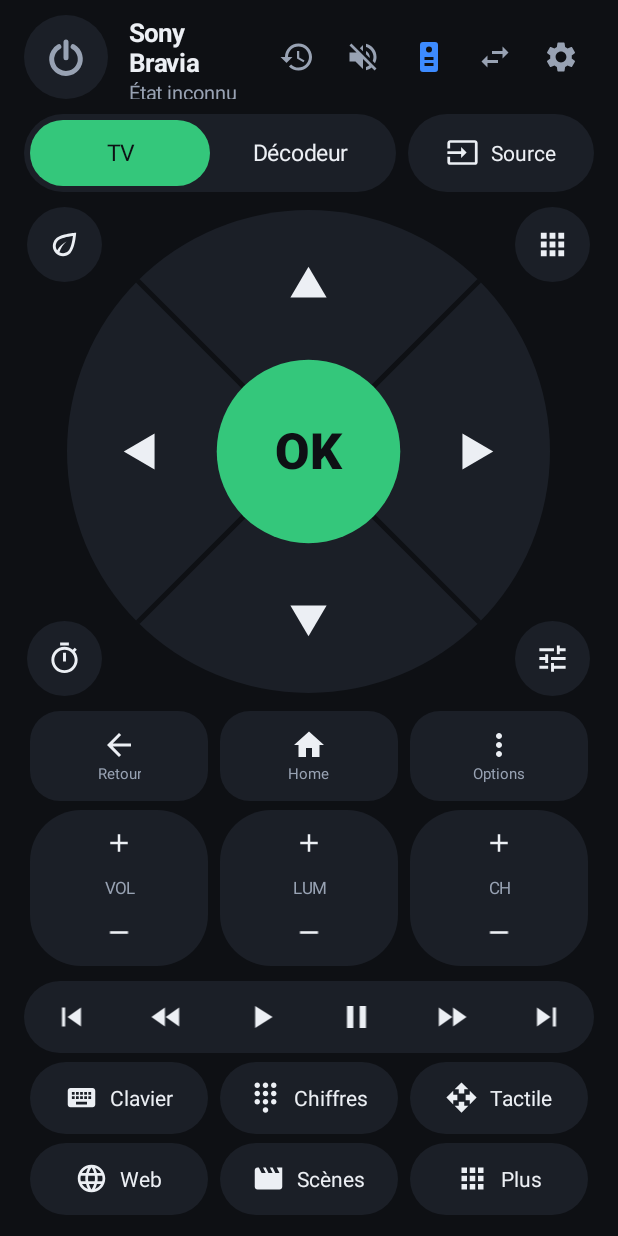
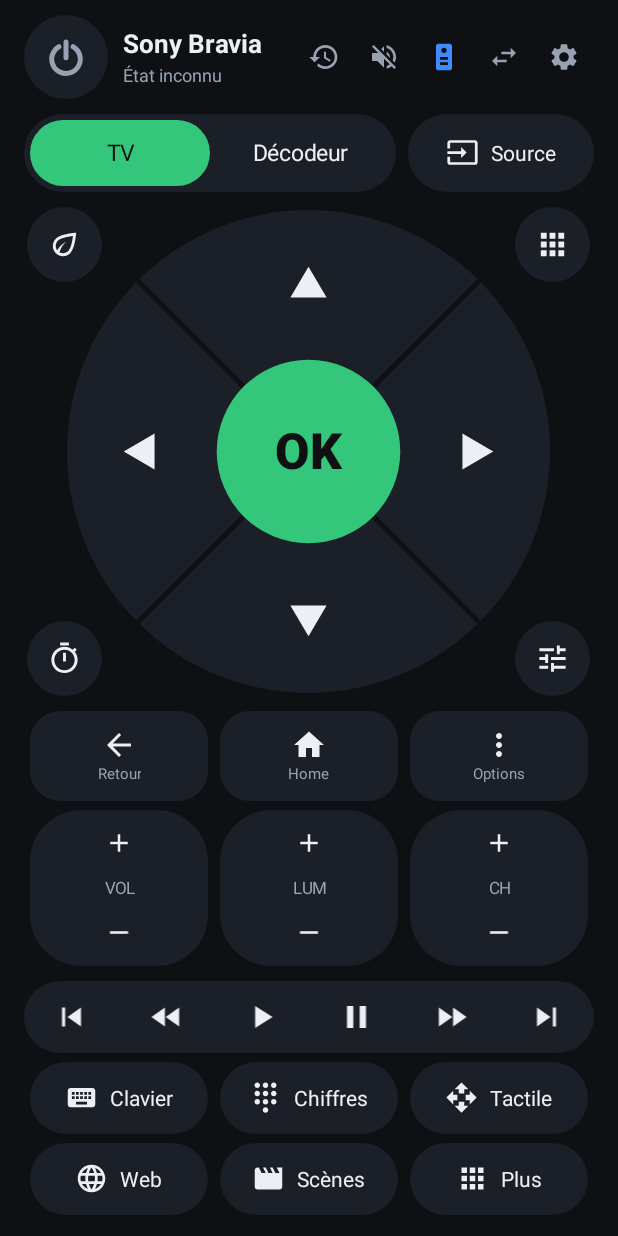
Before and after one commit to olivierharchies-sys/eco-tv-sony, an Android app: the screen it shows after launch (RemoteActivity), after a tap on "Ouvrir la télécommande", on a phone screen of 412 x 824 dp. Run offline under Robolectric (Android 15) with nearby library versions, the phone set to English and light mode, and no system bars; 1 statement that could not run was skipped; 2 other taps on this screen came first.

Commit message:
Mise à jour depuis le téléphone

```diff
--- a/app/build.gradle.kts
+++ b/app/build.gradle.kts
@@ -11,8 +11,8 @@ android {
         applicationId = "com.example.braviaeco"
         minSdk = 24
         targetSdk = 34
-        versionCode = 47
-        versionName = "2.37"
+        versionCode = 50
+        versionName = "2.40"
     }
 
     // Clé de signature fixe (fichier app/debug.keystore) : chaque compilation produit un APK
--- a/app/src/main/java/com/example/braviaeco/Decoder.kt
+++ b/app/src/main/java/com/example/braviaeco/Decoder.kt
@@ -26,7 +26,12 @@ object Decoder {
         "Netflix" to "com.netflix.ninja",
         "YouTube" to "com.google.android.youtube.tv",
         "Prime Video" to "com.amazon.amazonvideo.livingroom",
-        "Disney+" to "com.disney.disneyplus"
+        "Disney+" to "com.disney.disneyplus",
+        "Auvio" to "be.rtbf.auvio",
+        "RTL play" to "com.tapptic.rtl.tvi",
+        "VRT MAX" to "be.vrt.vrtnu",
+        "VTM GO" to "be.vmma.vtm.zenderapp",
+        "Streamz" to "be.dpgmedia.streamz"
     )
 
     fun appLabel(link: String): String = KNOWN_APPS.firstOrNull { it.second == link }?.first ?: link
--- a/app/src/main/java/com/example/braviaeco/RemoteActivity.kt
+++ b/app/src/main/java/com/example/braviaeco/RemoteActivity.kt
@@ -27,6 +27,7 @@ class RemoteActivity : Activity() {
     private lateinit var actions: TvActions
     private lateinit var shortcuts: AppShortcuts
     private lateinit var power: PowerButton
+    private lateinit var title: TextView
     private lateinit var subtitle: TextView
     private lateinit var scenes: SceneUi
     private lateinit var segTv: TextView
@@ -111,9 +112,10 @@ class RemoteActivity : Activity() {
             onLongClick = { shortcuts.showDecoderApps() }
         )
         val tvAppsBtn = RoundButton.create(
-            this, R.drawable.ic_apps, "Applications de streaming",
-            onClick = { shortcuts.showStreamingApps() },
-            onLongClick = { shortcuts.showTvApps() }
+            this, R.drawable.ic_apps, "Applications de l'appareil visé",
+            // Applications de l'appareil visé (TV ou décodeur) ; appui long : liste personnalisée / gestion.
+            onClick = { shortcuts.showAppsForTarget() },
+            onLongClick = { shortcuts.manageAppsForTarget() }
         )
         // En bas : à gauche les actions rapides (écran éteint, minuteur), à droite l'image (profils mémorisés).
         val quickMenu = QuickMenu(this)
@@ -242,7 +244,8 @@ class RemoteActivity : Activity() {
             infoWorker.execute {
                 val vol = BraviaClient.getVolume(this).getOrNull()?.first
                 val content = BraviaClient.currentContent(this).getOrNull()
-                val ch = content?.number?.takeIf { it.isNotEmpty() }
+                // Le numéro lu est celui du tuner de la TV : sans objet quand le décodeur est visé.
+                val ch = content?.number?.takeIf { it.isNotEmpty() && Prefs.target(this) == Target.TV }
                 // Chaîne du tuner : gardée dans l'historique pour la reprendre plus tard.
                 if (content != null && content.uri.startsWith("tv:", ignoreCase = true)) {
                     val name = listOf(ch.orEmpty(), content.title).filter { it.isNotEmpty() }.joinToString(" ")
@@ -302,7 +305,18 @@ class RemoteActivity : Activity() {
             null -> "État inconnu"
         }
         val source = Prefs.lastSource(this)
-        subtitle.text = if (on == true && source != null) "$state · $source" else state
+        if (target == Target.DECODER) {
+            // Titre et état suivent l'appareil visé.
+            title.text = "Décodeur"
+            title.setTextColor(Ui.ACCENT)
+            chLabel?.text = "CH"
+            val link = if (Decoder.wifi(this)) "Wi-Fi" else "HDMI-CEC"
+            subtitle.text = "$link · TV ${state.lowercase()}"
+        } else {
+            title.text = "Sony Bravia"
+            title.setTextColor(Ui.TEXT)
+            subtitle.text = if (on == true && source != null) "$state · $source" else state
+        }
     }
 
     // ------------------------------------------------------------------ morceaux d'interface
@@ -339,6 +353,10 @@ class RemoteActivity : Activity() {
         view.setTextColor(if (selected) Ui.BG else Ui.TEXT)
     }
 
+    private fun toggleTarget() {
+        actions.selectTarget(if (Prefs.target(this) == Target.DECODER) Target.TV else Target.DECODER)
+    }
+
     /** Affiche la croix directionnelle ou le pavé tactile, selon le réglage. */
     private fun applyPadMode() {
         val touch = Prefs.touchpad(this)
@@ -361,36 +379,65 @@ class RemoteActivity : Activity() {
 
         val texts = LinearLayout(this)
         texts.orientation = LinearLayout.VERTICAL
-        texts.setPadding(dp(14), 0, dp(8), 0)
+        texts.setPadding(dp(10), 0, dp(4), 0)
 
-        val title = TextView(this)
+        // Une seule ligne : le texte rétrécit (ou est tronqué) au lieu de passer à la ligne et d'être coupé.
+        title = TextView(this)
         title.text = "Sony Bravia"
         title.setTextColor(Ui.TEXT)
         title.textSize = 17f
         title.setTypeface(title.typeface, android.graphics.Typeface.BOLD)
-        texts.addView(title)
+        singleLine(title, 11, 17)
+        texts.addView(title, LinearLayout.LayoutParams(MATCH, dp(24)))
 
         subtitle = TextView(this)
         subtitle.setTextColor(Ui.DIM)
         subtitle.textSize = 13f
-        texts.addView(subtitle)
+        singleLine(subtitle, 9, 13)
+        texts.addView(subtitle, LinearLayout.LayoutParams(MATCH, dp(18)))
+
+        // Toucher ou glisser sur le titre : bascule TV / décodeur.
+        texts.contentDescription = "Basculer entre la TV et le décodeur"
+        texts.isClickable = true
+        texts.setOnClickListener {
+            it.performHapticFeedback(HapticFeedbackConstants.VIRTUAL_KEY)
+            toggleTarget()
+        }
+        var downX = 0f
+        var downY = 0f
+        texts.setOnTouchListener { v, e ->
+            when (e.actionMasked) {
+                android.view.MotionEvent.ACTION_DOWN -> { downX = e.x; downY = e.y }
+                android.view.MotionEvent.ACTION_UP -> {
+                    val dx = e.x - downX
+                    val dy = e.y - downY
+                    if (Math.abs(dx) > dp(40) && Math.abs(dx) > Math.abs(dy)) {
+                        v.isPressed = false
+                        v.performHapticFeedback(HapticFeedbackConstants.VIRTUAL_KEY)
+                        toggleTarget()
+                        return@setOnTouchListener true
+                    }
+                }
+            }
+            false
+        }
 
         bar.addView(texts, LinearLayout.LayoutParams(0, ViewGroup.LayoutParams.WRAP_CONTENT, 1f))
 
         // Historique : à gauche du bouton muet.
         val history = icon(R.drawable.ic_history, Ui.DIM)
-        history.setPadding(dp(10), dp(10), dp(10), dp(10))
+        history.setPadding(dp(9), dp(9), dp(9), dp(9))
         history.contentDescription = "Historique"
         history.background = Ui.rounded(this, Color.TRANSPARENT, 22)
         history.setOnClickListener {
             it.performHapticFeedback(HapticFeedbackConstants.VIRTUAL_KEY)
             shortcuts.showHistory()
         }
-        bar.addView(history, LinearLayout.LayoutParams(dp(44), dp(44)))
+        bar.addView(history, LinearLayout.LayoutParams(dp(40), dp(40)))
 
         // Muet : à gauche du bouton de changement de télécommande.
         val mute = icon(R.drawable.ic_mute, Ui.DIM)
-        mute.setPadding(dp(10), dp(10), dp(10), dp(10))
+        mute.setPadding(dp(9), dp(9), dp(9), dp(9))
         mute.contentDescription = "Muet"
         mute.background = Ui.rounded(this, Color.TRANSPARENT, 22)
         mute.setOnClickListener {
@@ -413,11 +460,11 @@ class RemoteActivity : Activity() {
             Ui.toast(this, if (on) "Pause auto pendant les appels : activée" else "Pause auto pendant les appels : désactivée")
             true
         }
-        bar.addView(mute, LinearLayout.LayoutParams(dp(44), dp(44)))
+        bar.addView(mute, LinearLayout.LayoutParams(dp(40), dp(40)))
 
         // Passe à la télécommande Edenwood (bouton à la couleur de l'autre télécommande).
         val edenwood = icon(R.drawable.ic_switch_remote, RemoteDesign.accent(this, true))
-        edenwood.setPadding(dp(10), dp(10), dp(10), dp(10))
+        edenwood.setPadding(dp(9), dp(9), dp(9), dp(9))
         edenwood.contentDescription = "Télécommande Edenwood"
         edenwood.background = Ui.rounded(this, Color.TRANSPARENT, 22)
         edenwood.setOnClickListener {
@@ -426,10 +473,10 @@ class RemoteActivity : Activity() {
             startActivity(Intent(this, EdenwoodRemoteActivity::class.java))
             finish()
         }
-        bar.addView(edenwood, LinearLayout.LayoutParams(dp(44), dp(44)))
+        bar.addView(edenwood, LinearLayout.LayoutParams(dp(40), dp(40)))
 
         val swap = icon(R.drawable.ic_swap, Ui.DIM)
-        swap.setPadding(dp(10), dp(10), dp(10), dp(10))
+        swap.setPadding(dp(9), dp(9), dp(9), dp(9))
         swap.contentDescription = "Télécommande Zen"
         swap.background = Ui.rounded(this, Color.TRANSPARENT, 22)
         swap.setOnClickListener {
@@ -437,22 +484,19 @@ class RemoteActivity : Activity() {
             startActivity(Intent(this, Remote2Activity::class.java))
             finish()
         }
-        bar.addView(swap, LinearLayout.LayoutParams(dp(44), dp(44)))
+        bar.addView(swap, LinearLayout.LayoutParams(dp(40), dp(40)))
 
         val gear = icon(R.drawable.ic_settings, Ui.DIM)
-        gear.setPadding(dp(10), dp(10), dp(10), dp(10))
+        gear.setPadding(dp(9), dp(9), dp(9), dp(9))
         gear.contentDescription = "Réglages"
         gear.background = Ui.rounded(this, Color.TRANSPARENT, 22)
         gear.setOnClickListener { startActivity(Intent(this, MainActivity::class.java)) }
-        bar.addView(gear, LinearLayout.LayoutParams(dp(44), dp(44)))
+        bar.addView(gear, LinearLayout.LayoutParams(dp(40), dp(40)))
 
         return bar
     }
 
     /** Double bouton + / − avec un libellé au milieu. Reste appuyé = répétition. */
-    private fun rocker(label: String, upKey: String, downKey: String): LinearLayout =
-        rocker(label, { repeat -> actions.key(upKey, repeat = repeat) }, { repeat -> actions.key(downKey, repeat = repeat) })
-
     private fun rocker(label: String, onUp: (Boolean) -> Unit, onDown: (Boolean) -> Unit): LinearLayout {
         val box = LinearLayout(this)
         box.orientation = LinearLayout.VERTICAL
@@ -531,23 +575,25 @@ class RemoteActivity : Activity() {
 
     private fun dp(value: Int): Int = Ui.dp(this, value)
 
+    /** Texte sur une ligne : taille auto (Android 8+) jusqu'à [minSp], sinon « … ». */
+    private fun singleLine(t: TextView, minSp: Int, maxSp: Int) {
+        t.maxLines = 1
+        t.setSingleLine(true)
+        t.ellipsize = android.text.TextUtils.TruncateAt.END
+        t.gravity = Gravity.CENTER_VERTICAL
+        if (android.os.Build.VERSION.SDK_INT >= 26) {
+            t.setAutoSizeTextTypeUniformWithConfiguration(
+                minSp, maxSp, 1,
+                android.util.TypedValue.COMPLEX_UNIT_SP
+            )
+        }
+    }
+
     private fun icon(res: Int, tint: Int): ImageView {
         val v = ImageView(this)
         v.setImageResource(res)
         v.setColorFilter(tint)
         v.scaleType = ImageView.ScaleType.FIT_CENTER
-        return v
-    }
-
-    private fun iconButton(res: Int, description: String, onClick: () -> Unit): ImageView {
-        val v = icon(res, Ui.TEXT)
-        v.setPadding(dp(14), dp(14), dp(14), dp(14))
-        v.contentDescription = description
-        v.background = Ui.rounded(this, Ui.SURFACE, 20)
-        v.setOnClickListener {
-            it.performHapticFeedback(HapticFeedbackConstants.VIRTUAL_KEY)
-            onClick()
-        }
         return v
     }
 
```
Also changed, not shown: app/src/main/java/com/example/braviaeco/AppShortcuts.kt (+24 -1 lines), app/src/main/java/com/example/braviaeco/Remote2Activity.kt (+22 -0 lines).
